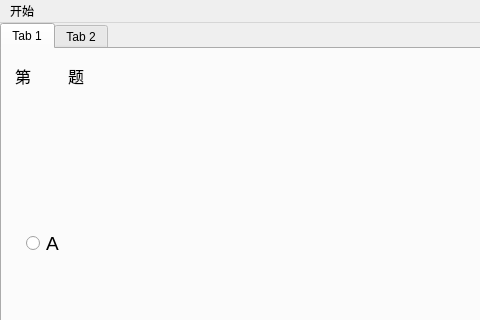
This is QuestionApp/mainwindow.ui in Mercy1101/my_pratice as Qt 5 draws it before an edit; both pictures show x 0 to 480 and y 0 to 320 of the 1351 by 866 pixel window. The edited form follows.
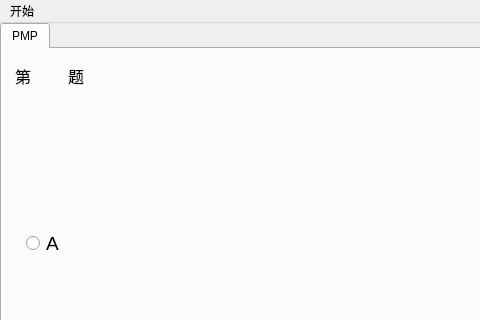
This is the edited form.

Patch:
```diff
--- a/QuestionApp/mainwindow.ui
+++ b/QuestionApp/mainwindow.ui
@@ -57,7 +57,7 @@
           <bool>false</bool>
          </property>
          <attribute name="title">
-          <string>Tab 1</string>
+          <string>PMP</string>
          </attribute>
          <layout class="QGridLayout" name="gridLayout_3">
           <item row="0" column="0">
@@ -477,11 +477,6 @@
           </item>
          </layout>
         </widget>
-        <widget class="QWidget" name="tab_2">
-         <attribute name="title">
-          <string>Tab 2</string>
-         </attribute>
-        </widget>
        </widget>
       </item>
      </layout>
```
Left out of the diff: 11 changed lines with no effect on the pictures.
